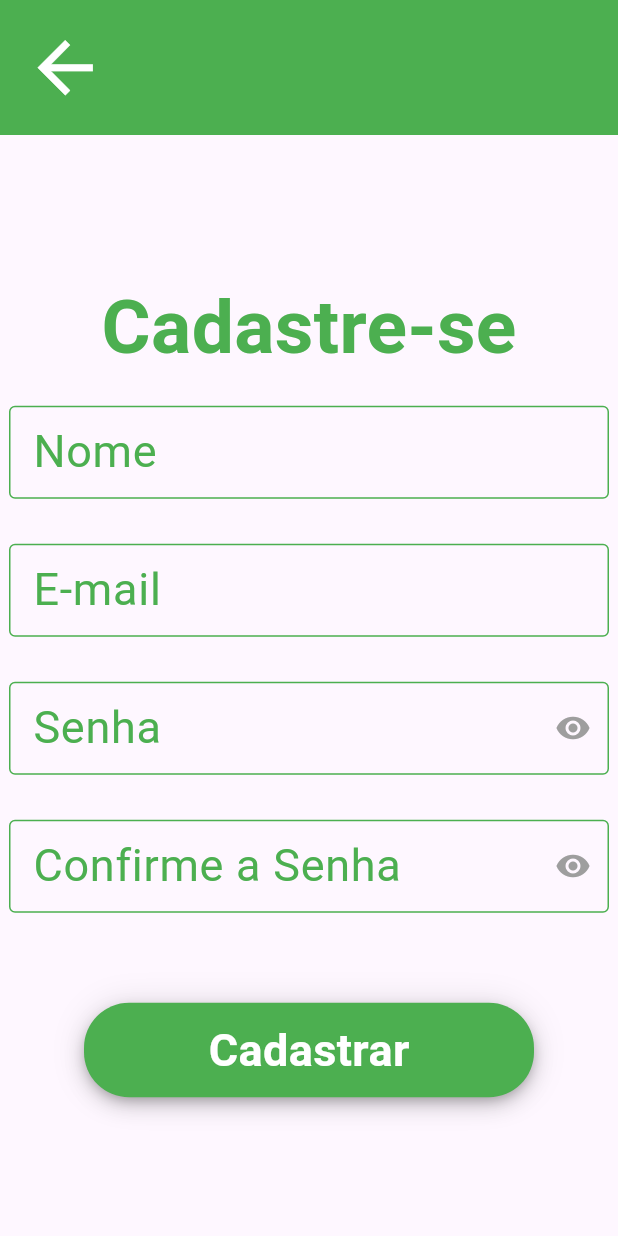
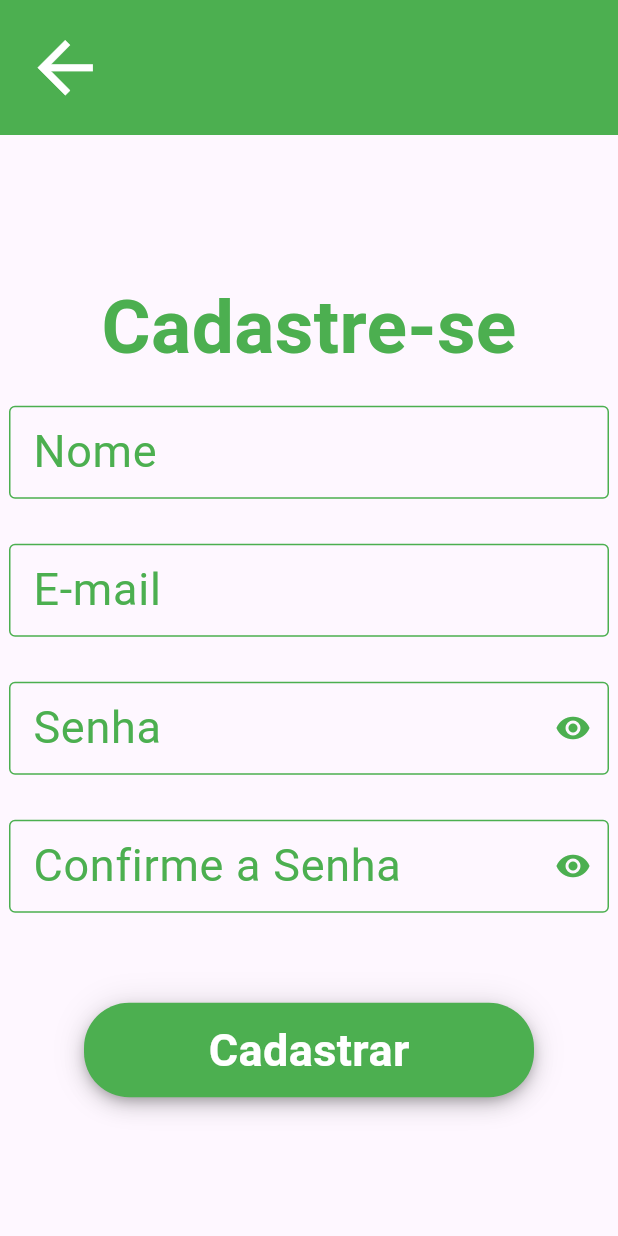
Before and after one commit to GABRIEL-ASSYS/AgroSelect-Flutter-App, a Flutter app: the CadastroScreen screen opened directly, on a phone screen of 412 x 824 dp. Run offline on Flutter 3.47's test engine with Material 3 defaults, Android fonts, the phone set to English and light mode, and no system bars; our stand-ins replace cloud_firestore, firebase_auth, firebase_core, fluttertoast, image_picker, pdf and 1 more; accounts and stored records are empty; generated files the repository leaves out were written again.

Commit message:
mudando cor dos botões de visualizar senha na tela de cadastro

```diff
--- a/lib/view/usuario/cadastro.dart
+++ b/lib/view/usuario/cadastro.dart
@@ -141,7 +141,7 @@ class _CadastroScreenState extends State<CadastroScreen> {
                                   child: IconButton(
                                     icon: Icon(
                                       _obscurePassword ? Icons.visibility : Icons.visibility_off,
-                                      color: Colors.grey,
+                                      color: Colors.green,
                                     ),
                                     onPressed: () {
                                       setState(() {
@@ -180,7 +180,7 @@ class _CadastroScreenState extends State<CadastroScreen> {
                                   child: IconButton(
                                     icon: Icon(
                                       _obscureConfirmPassword ? Icons.visibility : Icons.visibility_off,
-                                      color: Colors.grey,
+                                      color: Colors.green,
                                     ),
                                     onPressed: () {
                                       setState(() {
```
